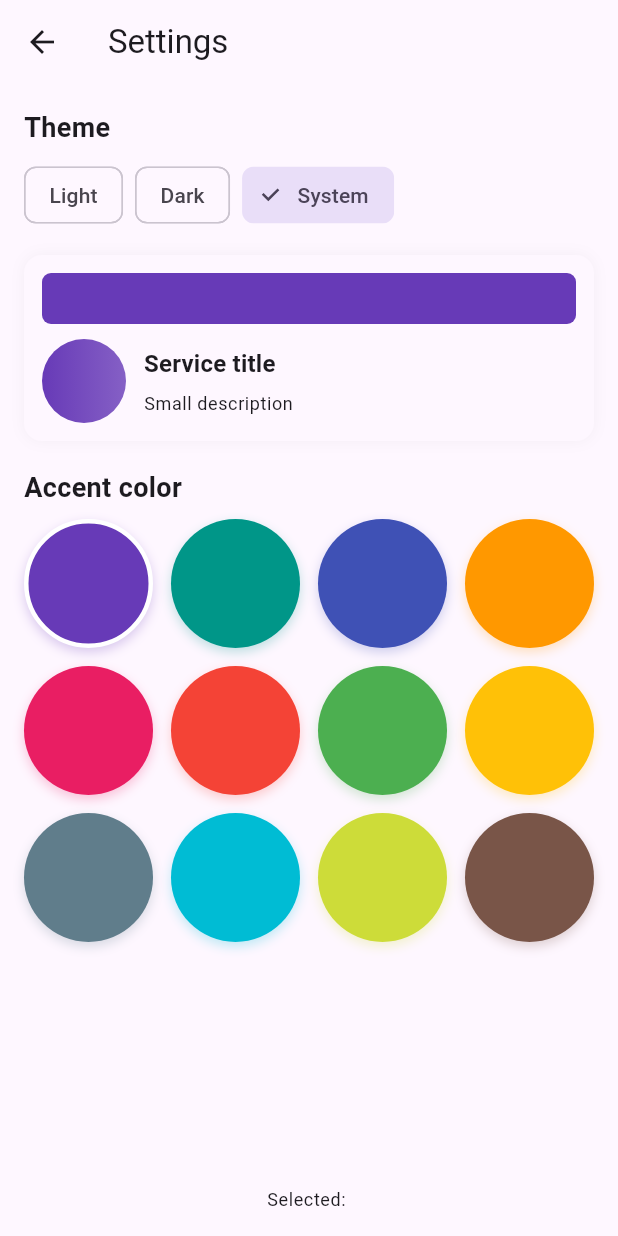
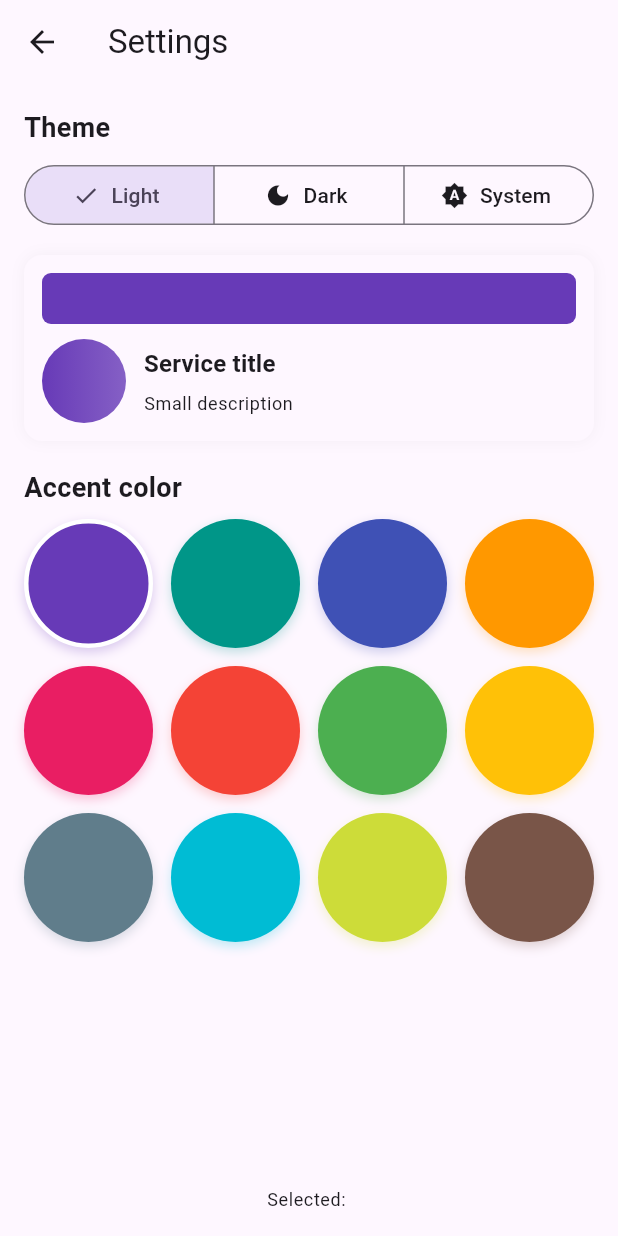
Before and after one commit to NilakanthaPradhan/QuickHelp, a Flutter app: the SettingsPage screen opened by its route, after a tap on "Light", on a phone screen of 412 x 824 dp. Run offline on Flutter 3.47's test engine with Material 3 defaults, Android fonts, the phone set to English and light mode, and no system bars; our stand-ins replace action_slider, flutter_map, flutter_svg, geocoding, geolocator, latlong2 and 1 more; missing offline and left inert: flutter_map_marker_cluster; accounts and stored records are empty.

Commit message:
fix: Improve settings theme selection logic and UI

```diff
--- a/lib/screens/settings_page.dart
+++ b/lib/screens/settings_page.dart
@@ -37,25 +37,21 @@ class _SettingsPageState extends State<SettingsPage> {
           children: [
             const Text('Theme', style: TextStyle(fontSize: 18, fontWeight: FontWeight.bold)),
             const SizedBox(height: 8),
-            Row(children: [
-              ChoiceChip(
-                label: const Text('Light'),
-                selected: _mode == ThemeMode.light,
-                onSelected: (_) => ThemeService.instance.setThemeMode(ThemeMode.light),
+            SizedBox(
+              width: double.infinity,
+              child: SegmentedButton<ThemeMode>(
+                segments: const [
+                  ButtonSegment<ThemeMode>(value: ThemeMode.light, label: Text('Light'), icon: Icon(Icons.light_mode)),
+                  ButtonSegment<ThemeMode>(value: ThemeMode.dark, label: Text('Dark'), icon: Icon(Icons.dark_mode)),
+                  ButtonSegment<ThemeMode>(value: ThemeMode.system, label: Text('System'), icon: Icon(Icons.brightness_auto)),
+                ],
+                selected: {_mode},
+                onSelectionChanged: (Set<ThemeMode> newSelection) {
+                  ThemeService.instance.setThemeMode(newSelection.first);
+                  setState(() {}); // Force rebuild to reflect change immediately in UI if listener doesn't catch it fast enough
+                },
               ),
-              const SizedBox(width: 8),
-              ChoiceChip(
-                label: const Text('Dark'),
-                selected: _mode == ThemeMode.dark,
-                onSelected: (_) => ThemeService.instance.setThemeMode(ThemeMode.dark),
-              ),
-              const SizedBox(width: 8),
-              ChoiceChip(
-                label: const Text('System'),
-                selected: _mode == ThemeMode.system,
-                onSelected: (_) => ThemeService.instance.setThemeMode(ThemeMode.system),
-              ),
-            ]),
+            ),
             const SizedBox(height: 16),
             // Live preview so users can see the theme and accent color effect
             Center(
```
